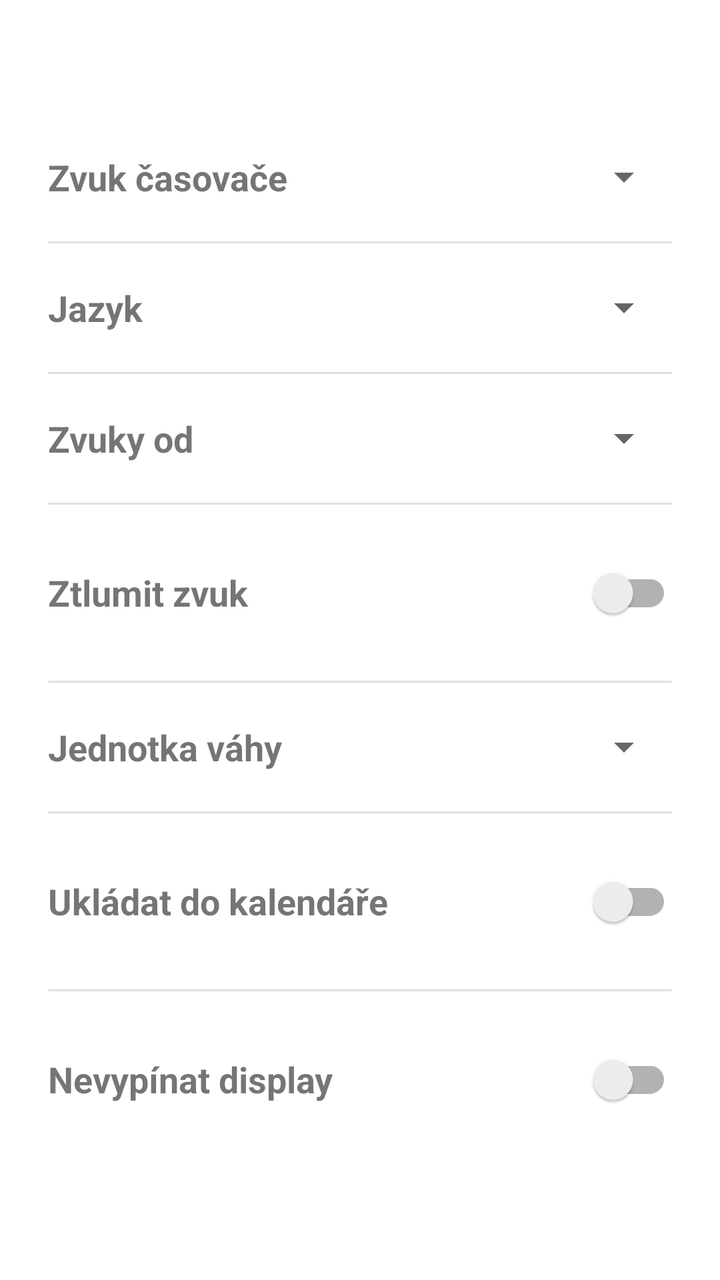
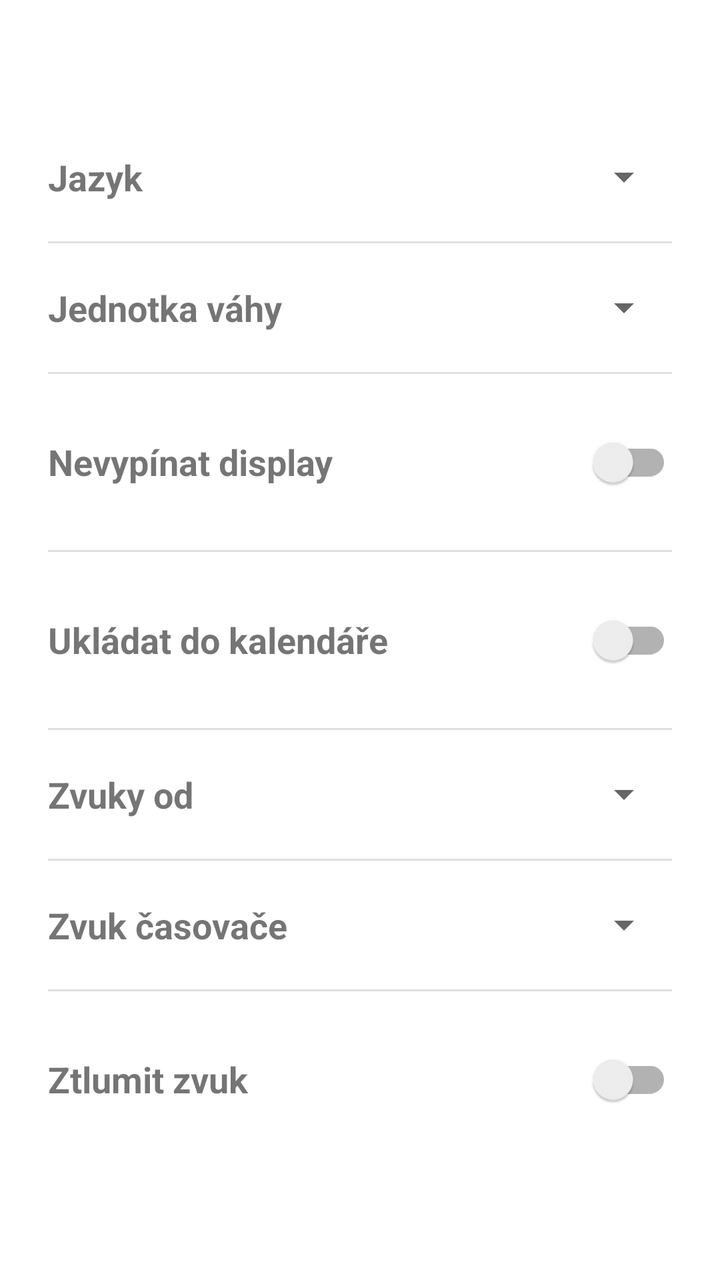

Screens rendered from an Android XML layout before and after an edit, with the pre-edit source and the edit as a unified diff.
<!-- AndroidManifest.xml: application theme Theme.AIApp -->
<!-- res/layout/fragment_settings.xml -->
<?xml version="1.0" encoding="utf-8"?>
<LinearLayout xmlns:android="http://schemas.android.com/apk/res/android"
    android:layout_width="match_parent"
    android:layout_height="match_parent"
    android:orientation="vertical"
    android:gravity="center_vertical"
    android:padding="24dp">

    <LinearLayout
        android:layout_width="match_parent"
        android:layout_height="wrap_content"
        android:orientation="horizontal"
        android:gravity="center_vertical">

        <TextView
            android:layout_width="0dp"
            android:layout_height="wrap_content"
            android:layout_weight="1"
            android:textSize="18sp"
            android:textStyle="bold"
            android:text="@string/label_sound_setting" />

        <Spinner
            android:id="@+id/spinnerSound"
            android:layout_width="wrap_content"
            android:layout_height="wrap_content"
            android:layout_marginStart="12dp" />

    </LinearLayout>

    <View
        android:layout_width="match_parent"
        android:layout_height="1dp"
        android:layout_marginTop="20dp"
        android:layout_marginBottom="20dp"
        android:background="?android:attr/listDivider" />

    <LinearLayout
        android:layout_width="match_parent"
        android:layout_height="wrap_content"
        android:orientation="horizontal"
        android:gravity="center_vertical">

        <TextView
            android:layout_width="0dp"
            android:layout_height="wrap_content"
            android:layout_weight="1"
            android:textSize="18sp"
            android:textStyle="bold"
            android:text="@string/label_language_setting" />

        <Spinner
            android:id="@+id/spinnerLanguage"
            android:layout_width="wrap_content"
            android:layout_height="wrap_content"
            android:layout_marginStart="12dp" />

    </LinearLayout>

    <View
        android:layout_width="match_parent"
        android:layout_height="1dp"
        android:layout_marginTop="20dp"
        android:layout_marginBottom="20dp"
        android:background="?android:attr/listDivider" />

    <LinearLayout
        android:layout_width="match_parent"
        android:layout_height="wrap_content"
        android:orientation="horizontal"
        android:gravity="center_vertical">

        <TextView
            android:layout_width="0dp"
            android:layout_height="wrap_content"
            android:layout_weight="1"
            android:textSize="18sp"
            android:textStyle="bold"
            android:text="@string/label_sound_threshold" />

        <Spinner
            android:id="@+id/spinnerSoundThreshold"
            android:layout_width="wrap_content"
            android:layout_height="wrap_content"
            android:layout_marginStart="12dp" />

    </LinearLayout>

    <View
        android:layout_width="match_parent"
        android:layout_height="1dp"
        android:layout_marginTop="20dp"
        android:layout_marginBottom="20dp"
        android:background="?android:attr/listDivider" />

    <LinearLayout
        android:layout_width="match_parent"
        android:layout_height="wrap_content"
        android:orientation="horizontal"
        android:gravity="center_vertical">

        <TextView
            android:layout_width="0dp"
            android:layout_height="wrap_content"
            android:layout_weight="1"
            android:textSize="18sp"
            android:textStyle="bold"
            android:text="@string/label_duck_sound" />

        <androidx.appcompat.widget.SwitchCompat
            android:id="@+id/switchDuckSound"
            android:layout_width="wrap_content"
            android:layout_height="wrap_content"
            android:showText="false" />

    </LinearLayout>

    <View
        android:layout_width="match_parent"
        android:layout_height="1dp"
        android:layout_marginTop="20dp"
        android:layout_marginBottom="20dp"
        android:background="?android:attr/listDivider" />

    <LinearLayout
        android:layout_width="match_parent"
        android:layout_height="wrap_content"
        android:orientation="horizontal"
        android:gravity="center_vertical">

        <TextView
            android:layout_width="0dp"
            android:layout_height="wrap_content"
            android:layout_weight="1"
            android:textSize="18sp"
            android:textStyle="bold"
            android:text="@string/label_weight_unit" />

        <Spinner
            android:id="@+id/spinnerWeightUnit"
            android:layout_width="wrap_content"
            android:layout_height="wrap_content"
            android:layout_marginStart="12dp" />

    </LinearLayout>

    <View
        android:layout_width="match_parent"
        android:layout_height="1dp"
        android:layout_marginTop="20dp"
        android:layout_marginBottom="20dp"
        android:background="?android:attr/listDivider" />

    <LinearLayout
        android:layout_width="match_parent"
        android:layout_height="wrap_content"
        android:orientation="horizontal"
        android:gravity="center_vertical">

        <TextView
            android:layout_width="0dp"
            android:layout_height="wrap_content"
            android:layout_weight="1"
            android:textSize="18sp"
            android:textStyle="bold"
            android:text="@string/save_to_calendar" />

        <androidx.appcompat.widget.SwitchCompat
            android:id="@+id/switchSaveToCalendar"
            android:layout_width="wrap_content"
            android:layout_height="wrap_content"
            android:showText="false" />

    </LinearLayout>

    <View
        android:layout_width="match_parent"
        android:layout_height="1dp"
        android:layout_marginTop="20dp"
        android:layout_marginBottom="20dp"
        android:background="?android:attr/listDivider" />

    <LinearLayout
        android:layout_width="match_parent"
        android:layout_height="wrap_content"
        android:orientation="horizontal"
        android:gravity="center_vertical">

        <TextView
            android:layout_width="0dp"
            android:layout_height="wrap_content"
            android:layout_weight="1"
            android:textSize="18sp"
            android:textStyle="bold"
            android:text="@string/label_keep_screen_on" />

        <androidx.appcompat.widget.SwitchCompat
            android:id="@+id/switchKeepScreenOn"
            android:layout_width="wrap_content"
            android:layout_height="wrap_content"
            android:showText="false" />

    </LinearLayout>

</LinearLayout>
<!-- resources referenced by this layout -->
<resources>
  <string name="label_duck_sound">Ztlumit zvuk</string>
  <string name="label_keep_screen_on">Nevypínat display</string>
  <string name="label_language_setting">Jazyk</string>
  <string name="label_sound_setting">Zvuk časovače</string>
  <string name="label_sound_threshold">Zvuky od</string>
  <string name="label_weight_unit">Jednotka váhy</string>
  <string name="save_to_calendar">Ukládat do kalendáře</string>
  <style name="Theme.AIApp" parent="Theme.MaterialComponents.DayNight.DarkActionBar">
          
          <item name="colorPrimary">@color/purple_500</item>
          <item name="colorPrimaryVariant">@color/purple_700</item>
          <item name="colorOnPrimary">@color/white</item>
          
          <item name="colorSecondary">@color/teal_200</item>
          <item name="colorSecondaryVariant">@color/teal_700</item>
          <item name="colorOnSecondary">@color/black</item>
          
          <item name="android:statusBarColor">?attr/colorPrimaryVariant</item>
          
      </style>
  <color name="purple_500">#FF6200EE</color>
  <color name="purple_700">#FF3700B3</color>
  <color name="white">#FFFFFFFF</color>
  <color name="teal_200">#FF03DAC5</color>
  <color name="teal_700">#FF018786</color>
  <color name="black">#FF000000</color>
</resources>

<!-- the commit's change to res/layout/fragment_settings.xml (unified diff, before → after) -->
@@ -18,68 +18,155 @@
             android:layout_weight="1"
             android:textSize="18sp"
             android:textStyle="bold"
+            android:text="@string/label_language_setting" />
+
+        <Spinner
+            android:id="@+id/spinnerLanguage"
+            android:layout_width="wrap_content"
+            android:layout_height="wrap_content"
+            android:layout_marginStart="12dp" />
+
+    </LinearLayout>
+
+    <View
+        android:layout_width="match_parent"
+        android:layout_height="1dp"
+        android:layout_marginTop="20dp"
+        android:layout_marginBottom="20dp"
+        android:background="?android:attr/listDivider" />
+
+    <LinearLayout
+        android:layout_width="match_parent"
+        android:layout_height="wrap_content"
+        android:orientation="horizontal"
+        android:gravity="center_vertical">
+
+        <TextView
+            android:layout_width="0dp"
+            android:layout_height="wrap_content"
+            android:layout_weight="1"
+            android:textSize="18sp"
+            android:textStyle="bold"
+            android:text="@string/label_weight_unit" />
+
+        <Spinner
+            android:id="@+id/spinnerWeightUnit"
+            android:layout_width="wrap_content"
+            android:layout_height="wrap_content"
+            android:layout_marginStart="12dp" />
+
+    </LinearLayout>
+
+    <View
+        android:layout_width="match_parent"
+        android:layout_height="1dp"
+        android:layout_marginTop="20dp"
+        android:layout_marginBottom="20dp"
+        android:background="?android:attr/listDivider" />
+
+    <LinearLayout
+        android:layout_width="match_parent"
+        android:layout_height="wrap_content"
+        android:orientation="horizontal"
+        android:gravity="center_vertical">
+
+        <TextView
+            android:layout_width="0dp"
+            android:layout_height="wrap_content"
+            android:layout_weight="1"
+            android:textSize="18sp"
+            android:textStyle="bold"
+            android:text="@string/label_keep_screen_on" />
+
+        <androidx.appcompat.widget.SwitchCompat
+            android:id="@+id/switchKeepScreenOn"
+            android:layout_width="wrap_content"
+            android:layout_height="wrap_content"
+            android:showText="false" />
+
+    </LinearLayout>
+
+    <View
+        android:layout_width="match_parent"
+        android:layout_height="1dp"
+        android:layout_marginTop="20dp"
+        android:layout_marginBottom="20dp"
+        android:background="?android:attr/listDivider" />
+
+    <LinearLayout
+        android:layout_width="match_parent"
+        android:layout_height="wrap_content"
+        android:orientation="horizontal"
+        android:gravity="center_vertical">
+
+        <TextView
+            android:layout_width="0dp"
+            android:layout_height="wrap_content"
+            android:layout_weight="1"
+            android:textSize="18sp"
+            android:textStyle="bold"
+            android:text="@string/save_to_calendar" />
+
+        <androidx.appcompat.widget.SwitchCompat
+            android:id="@+id/switchSaveToCalendar"
+            android:layout_width="wrap_content"
+            android:layout_height="wrap_content"
+            android:showText="false" />
+
+    </LinearLayout>
+
+    <View
+        android:layout_width="match_parent"
+        android:layout_height="1dp"
+        android:layout_marginTop="20dp"
+        android:layout_marginBottom="20dp"
+        android:background="?android:attr/listDivider" />
+
+    <LinearLayout
+        android:layout_width="match_parent"
+        android:layout_height="wrap_content"
+        android:orientation="horizontal"
+        android:gravity="center_vertical">
+
+        <TextView
+            android:layout_width="0dp"
+            android:layout_height="wrap_content"
+            android:layout_weight="1"
+            android:textSize="18sp"
+            android:textStyle="bold"
+            android:text="@string/label_sound_threshold" />
+
+        <Spinner
+            android:id="@+id/spinnerSoundThreshold"
+            android:layout_width="wrap_content"
+            android:layout_height="wrap_content"
+            android:layout_marginStart="12dp" />
+
+    </LinearLayout>
+
+    <View
+        android:layout_width="match_parent"
+        android:layout_height="1dp"
+        android:layout_marginTop="20dp"
+        android:layout_marginBottom="20dp"
+        android:background="?android:attr/listDivider" />
+
+    <LinearLayout
+        android:layout_width="match_parent"
+        android:layout_height="wrap_content"
+        android:orientation="horizontal"
+        android:gravity="center_vertical">
+
+        <TextView
+            android:layout_width="0dp"
+            android:layout_height="wrap_content"
+            android:layout_weight="1"
+            android:textSize="18sp"
+            android:textStyle="bold"
             android:text="@string/label_sound_setting" />
 
         <Spinner
             android:id="@+id/spinnerSound"
-            android:layout_width="wrap_content"
-            android:layout_height="wrap_content"
-            android:layout_marginStart="12dp" />
-
-    </LinearLayout>
-
-    <View
-        android:layout_width="match_parent"
-        android:layout_height="1dp"
-        android:layout_marginTop="20dp"
-        android:layout_marginBottom="20dp"
-        android:background="?android:attr/listDivider" />
-
-    <LinearLayout
-        android:layout_width="match_parent"
-        android:layout_height="wrap_content"
-        android:orientation="horizontal"
-        android:gravity="center_vertical">
-
-        <TextView
-            android:layout_width="0dp"
-            android:layout_height="wrap_content"
-            android:layout_weight="1"
-            android:textSize="18sp"
-            android:textStyle="bold"
-            android:text="@string/label_language_setting" />
-
-        <Spinner
-            android:id="@+id/spinnerLanguage"
-            android:layout_width="wrap_content"
-            android:layout_height="wrap_content"
-            android:layout_marginStart="12dp" />
-
-    </LinearLayout>
-
-    <View
-        android:layout_width="match_parent"
-        android:layout_height="1dp"
-        android:layout_marginTop="20dp"
-        android:layout_marginBottom="20dp"
-        android:background="?android:attr/listDivider" />
-
-    <LinearLayout
-        android:layout_width="match_parent"
-        android:layout_height="wrap_content"
-        android:orientation="horizontal"
-        android:gravity="center_vertical">
-
-        <TextView
-            android:layout_width="0dp"
-            android:layout_height="wrap_content"
-            android:layout_weight="1"
-            android:textSize="18sp"
-            android:textStyle="bold"
-            android:text="@string/label_sound_threshold" />
-
-        <Spinner
-            android:id="@+id/spinnerSoundThreshold"
             android:layout_width="wrap_content"
             android:layout_height="wrap_content"
             android:layout_marginStart="12dp" />
@@ -115,91 +202,4 @@
 
     </LinearLayout>
 
-    <View
-        android:layout_width="match_parent"
-        android:layout_height="1dp"
-        android:layout_marginTop="20dp"
-        android:layout_marginBottom="20dp"
-        android:background="?android:attr/listDivider" />
-
-    <LinearLayout
-        android:layout_width="match_parent"
-        android:layout_height="wrap_content"
-        android:orientation="horizontal"
-        android:gravity="center_vertical">
-
-        <TextView
-            android:layout_width="0dp"
-            android:layout_height="wrap_content"
-            android:layout_weight="1"
-            android:textSize="18sp"
-            android:textStyle="bold"
-            android:text="@string/label_weight_unit" />
-
-        <Spinner
-            android:id="@+id/spinnerWeightUnit"
-            android:layout_width="wrap_content"
-            android:layout_height="wrap_content"
-            android:layout_marginStart="12dp" />
-
-    </LinearLayout>
-
-    <View
-        android:layout_width="match_parent"
-        android:layout_height="1dp"
-        android:layout_marginTop="20dp"
-        android:layout_marginBottom="20dp"
-        android:background="?android:attr/listDivider" />
-
-    <LinearLayout
-        android:layout_width="match_parent"
-        android:layout_height="wrap_content"
-        android:orientation="horizontal"
-        android:gravity="center_vertical">
-
-        <TextView
-            android:layout_width="0dp"
-            android:layout_height="wrap_content"
-            android:layout_weight="1"
-            android:textSize="18sp"
-            android:textStyle="bold"
-            android:text="@string/save_to_calendar" />
-
-        <androidx.appcompat.widget.SwitchCompat
-            android:id="@+id/switchSaveToCalendar"
-            android:layout_width="wrap_content"
-            android:layout_height="wrap_content"
-            android:showText="false" />
-
-    </LinearLayout>
-
-    <View
-        android:layout_width="match_parent"
-        android:layout_height="1dp"
-        android:layout_marginTop="20dp"
-        android:layout_marginBottom="20dp"
-        android:background="?android:attr/listDivider" />
-
-    <LinearLayout
-        android:layout_width="match_parent"
-        android:layout_height="wrap_content"
-        android:orientation="horizontal"
-        android:gravity="center_vertical">
-
-        <TextView
-            android:layout_width="0dp"
-            android:layout_height="wrap_content"
-            android:layout_weight="1"
-            android:textSize="18sp"
-            android:textStyle="bold"
-            android:text="@string/label_keep_screen_on" />
-
-        <androidx.appcompat.widget.SwitchCompat
-            android:id="@+id/switchKeepScreenOn"
-            android:layout_width="wrap_content"
-            android:layout_height="wrap_content"
-            android:showText="false" />
-
-    </LinearLayout>
-
 </LinearLayout>
<!-- resource entries referenced after the edit -->
@@ -7,7 +7,7 @@
   <string name="label_sound_threshold">Zvuky od</string>
   <string name="label_weight_unit">Jednotka váhy</string>
   <string name="save_to_calendar">Ukládat do kalendáře</string>
-  <style name="Theme.AIApp" parent="Theme.MaterialComponents.DayNight.DarkActionBar">
+  <style name="Theme.AIApp" parent="Theme.MaterialComponents.DayNight.NoActionBar">
           
           <item name="colorPrimary">@color/purple_500</item>
           <item name="colorPrimaryVariant">@color/purple_700</item>
